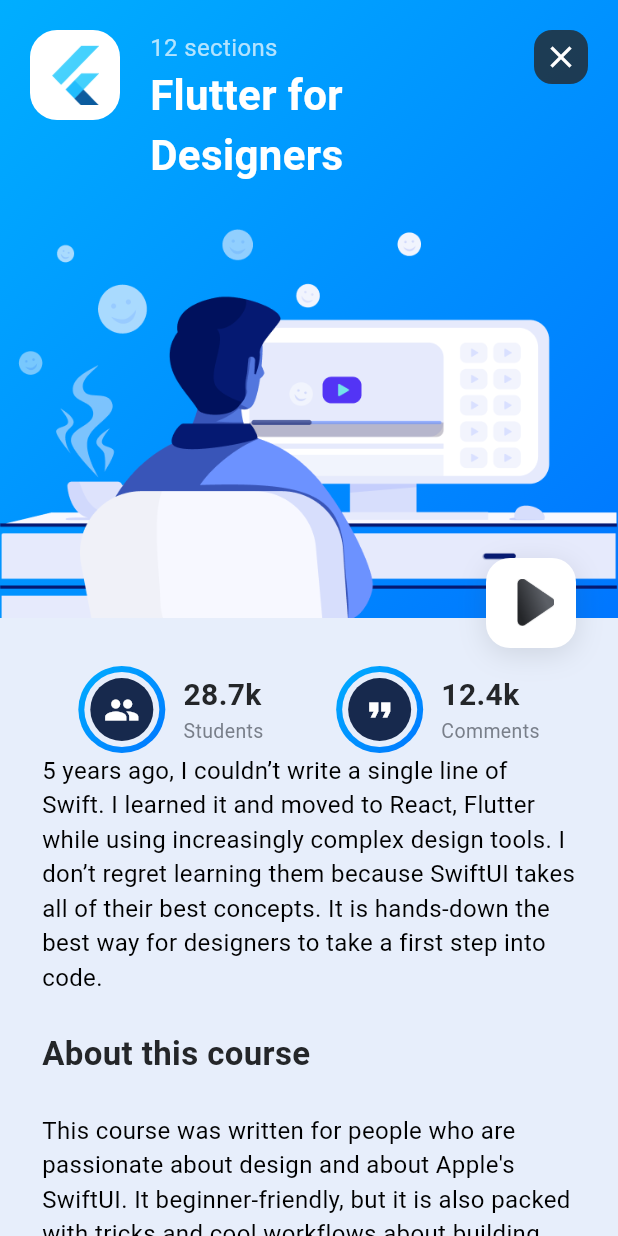
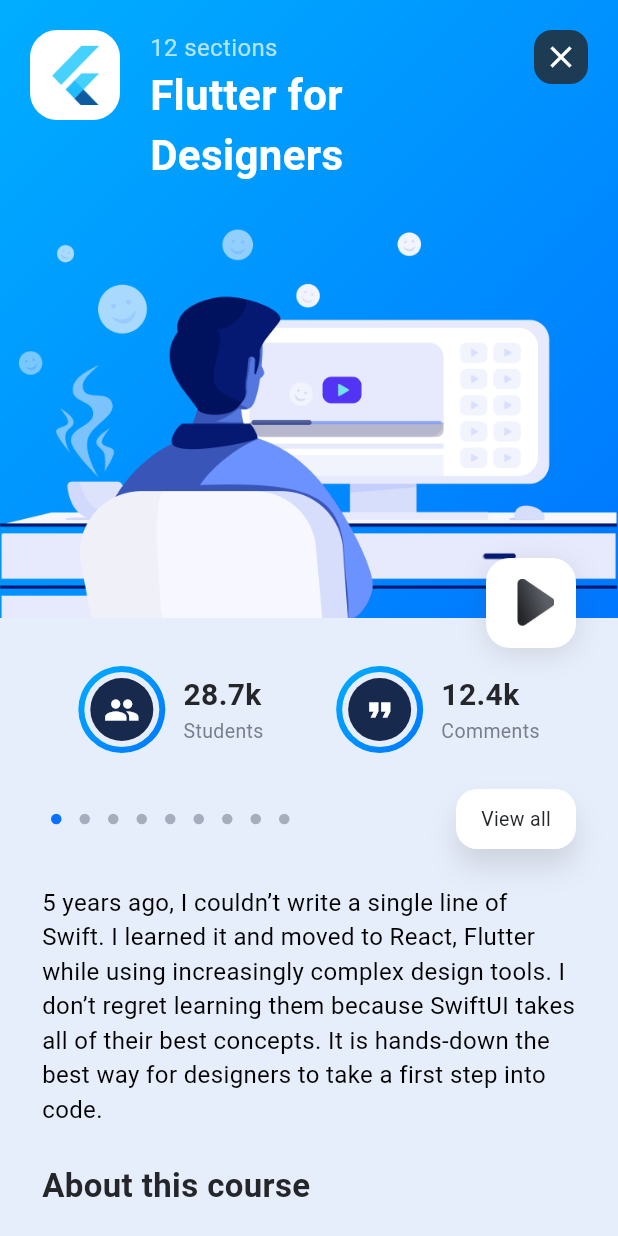
Before and after one commit to aminfaruq/design_code_app, a Flutter app: the screen it shows after launch, after a tap on "12 sections", on a phone screen of 412 x 824 dp. Run offline on Flutter 3.47's test engine with Material 3 defaults, Android fonts, the phone set to English and light mode, and no system bars; drawn by our look-alikes of sliding_up_panel.

Commit message:
implement panel controller

```diff
--- a/lib/screens/course_screen.dart
+++ b/lib/screens/course_screen.dart
@@ -1,6 +1,7 @@
 import 'package:design_code_app/constants.dart';
 import 'package:design_code_app/model/course.dart';
 import 'package:flutter/material.dart';
+import 'package:sliding_up_panel/sliding_up_panel.dart';
 
 class CourseScreen extends StatefulWidget {
   final Course course;
@@ -12,12 +13,52 @@
 }
 
 class _CourseScreenState extends State<CourseScreen> {
+  Widget indicators() {
+    List<Widget> indicators = [];
+
+    for (var i = 0; i < 9; i++) {
+      indicators.add(Container(
+        width: 7.0,
+        height: 7.0,
+        margin: const EdgeInsets.symmetric(horizontal: 6.0),
+        decoration: BoxDecoration(
+            shape: BoxShape.circle,
+            color: i == 0 ? const Color(0xFF0971FE) : const Color(0xFFA6AEBD)),
+      ));
+    }
+
+    return Row(
+      mainAxisAlignment: MainAxisAlignment.center,
+      children: indicators,
+    );
+  }
+
+  late PanelController panelController;
+
+  @override
+  void initState() {
+    super.initState();
+    panelController = PanelController();
+  }
+
   @override
   Widget build(BuildContext context) {
     return Scaffold(
       body: Container(
         color: kBackgroundColor,
-        child: SingleChildScrollView(
+        child: SlidingUpPanel(
+          controller: panelController,
+          backdropEnabled: true,
+          color: kCardPopupBackgroundColor,
+          boxShadow: const [
+            BoxShadow(
+                color: kShadowColor, offset: Offset(0, -12), blurRadius: 32.0),
+          ],
+          minHeight: 0.0,
+          maxHeight: MediaQuery.of(context).size.height * 0.95,
+          borderRadius: const BorderRadius.only(topLeft: Radius.circular(34.0)),
+          panel: Container(),
+          body: SingleChildScrollView(
             child: Column(
               children: [
                 Stack(
@@ -42,8 +83,8 @@
                             crossAxisAlignment: CrossAxisAlignment.start,
                             children: [
                               Padding(
-                              padding:
-                                  const EdgeInsets.symmetric(horizontal: 20.0),
+                                padding: const EdgeInsets.symmetric(
+                                    horizontal: 20.0),
                                 child: Row(
                                   crossAxisAlignment: CrossAxisAlignment.start,
                                   children: [
@@ -53,7 +94,8 @@
                                       height: 60.0,
                                       decoration: BoxDecoration(
                                         color: Colors.white,
-                                      borderRadius: BorderRadius.circular(18.0),
+                                        borderRadius:
+                                            BorderRadius.circular(18.0),
                                       ),
                                       child: Hero(
                                         tag: widget.course.logo,
@@ -100,8 +142,8 @@
                                         decoration: BoxDecoration(
                                           borderRadius:
                                               BorderRadius.circular(12.0),
-                                        color:
-                                            kPrimaryLabelColor.withOpacity(0.8),
+                                          color: kPrimaryLabelColor
+                                              .withOpacity(0.8),
                                         ),
                                         child: const Icon(
                                           Icons.close,
@@ -254,6 +296,40 @@
                   ),
                 ),
                 Padding(
+                  padding: const EdgeInsets.symmetric(
+                      horizontal: 28.0, vertical: 24.0),
+                  child: Row(
+                    mainAxisAlignment: MainAxisAlignment.spaceBetween,
+                    children: [
+                      indicators(),
+                      GestureDetector(
+                        onTap: () {
+                          panelController.open();
+                        },
+                        child: Container(
+                          alignment: Alignment.center,
+                          decoration: BoxDecoration(
+                            color: Colors.white,
+                            boxShadow: const [
+                              BoxShadow(
+                                  color: kShadowColor,
+                                  offset: Offset(0, 12),
+                                  blurRadius: 16.0)
+                            ],
+                            borderRadius: BorderRadius.circular(14.0),
+                          ),
+                          width: 80.0,
+                          height: 40.0,
+                          child: Text(
+                            'View all',
+                            style: kSearchTextStyle,
+                          ),
+                        ),
+                      ),
+                    ],
+                  ),
+                ),
+                Padding(
                   padding: const EdgeInsets.symmetric(horizontal: 28.0),
                   child: Column(
                     crossAxisAlignment: CrossAxisAlignment.start,
@@ -279,8 +355,9 @@
                       const SizedBox(height: 24.0),
                     ],
                   ),
-              )
+                ),
               ],
+            ),
           ),
         ),
       ),
```
Lines whose indentation alone changed are shown as unchanged.
